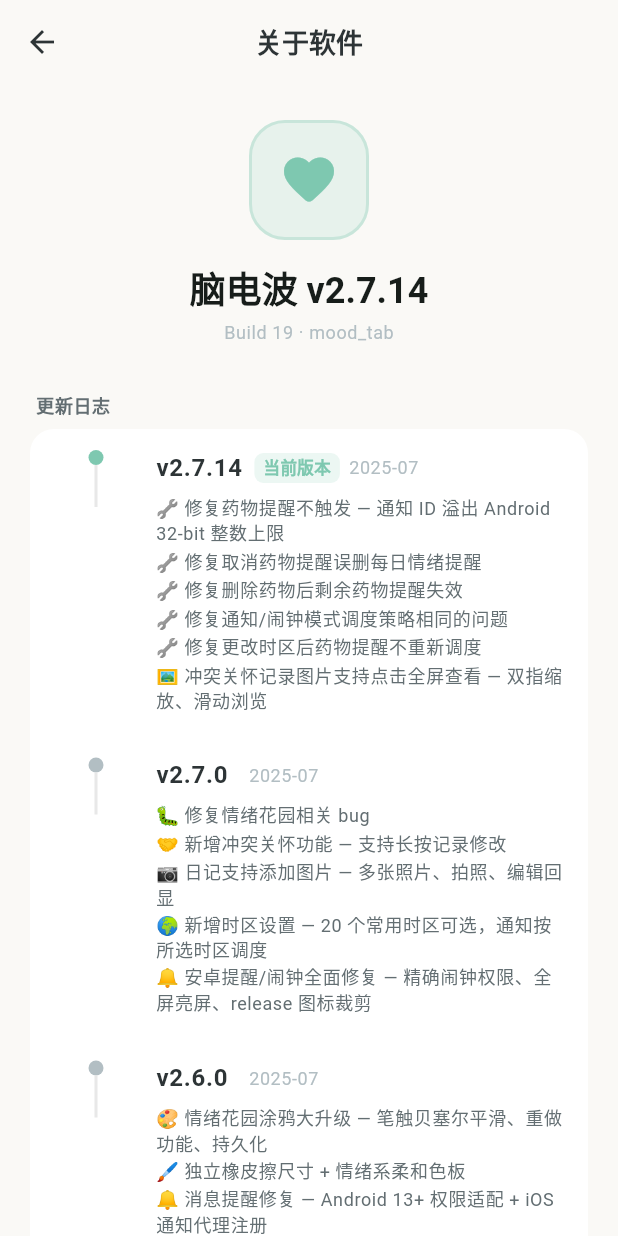
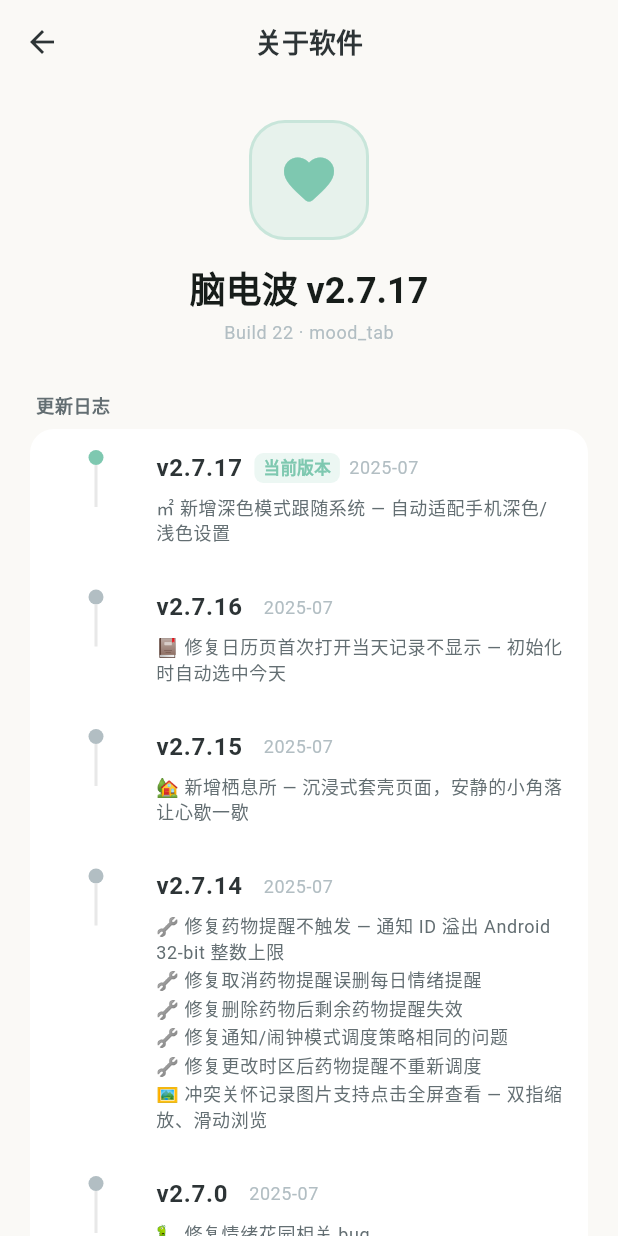
Before and after one commit to AnonUsAl/mood-tab, a Flutter app: the SoftwareInfoPage screen opened directly, on a phone screen of 412 x 824 dp. Run offline on Flutter 3.47's test engine with Material 3 defaults, Android fonts, the phone set to English and light mode, and no system bars; our stand-ins replace fl_chart, flutter_local_notifications, google_fonts, image_picker, package_info_plus, pdf and 6 more; accounts and stored records are empty.

Commit message:
v2.7.17: 新增栖息所 + 日历首显修复 + 深色跟随系统 + 图标更新 + 文案润色

```diff
--- a/lib/main.dart
+++ b/lib/main.dart
@@ -31,7 +31,11 @@ class MoodTabApp extends StatelessWidget {
             debugShowCheckedModeBanner: false,
             theme: AppTheme.lightTheme,
             darkTheme: AppTheme.darkTheme,
-            themeMode: provider.isDarkMode ? ThemeMode.dark : ThemeMode.light,
+            themeMode: provider.themeMode == 'dark'
+                ? ThemeMode.dark
+                : provider.themeMode == 'system'
+                    ? ThemeMode.system
+                    : ThemeMode.light,
             home: const _AppEntrance(),
           );
         },
--- a/lib/pages/calendar_page.dart
+++ b/lib/pages/calendar_page.dart
@@ -27,6 +27,9 @@ class _CalendarPageState extends State<CalendarPage> {
   @override
   void initState() {
     super.initState();
+    // 自动选中今天，使首次打开日历时直接显示当天记录
+    final now = DateTime.now();
+    _selectedDate = DateTime(now.year, now.month, now.day);
     WidgetsBinding.instance.addPostFrameCallback((_) {
       _providerRef = context.read<MoodProvider>();
       _providerRef!.addListener(_onProviderChanged);
--- a/lib/pages/crisis_support_page.dart
+++ b/lib/pages/crisis_support_page.dart
@@ -28,7 +28,7 @@ Future<void> showCrisisSupportDialog(BuildContext context) {
         ),
         content: const Text(
           '你记录的情绪比较强烈，如果你正在经历很大的痛苦，'
-          '或者有伤害自己的念头，请一定知道——你不是一个人，'
+          '或者有伤害自己的念头，请一定知道——你并不孤单，'
           '有人愿意倾听和帮助你。\n\n'
           '可以拨打心理援助热线，专业的接线员会陪伴你。',
           style: TextStyle(fontSize: 15, height: 1.6),
@@ -195,7 +195,7 @@ class CrisisSupportPage extends StatelessWidget {
           ),
           const SizedBox(height: 12),
           Text(
-            '你不是一个人',
+            '你并不孤单',
             style: Theme.of(context).textTheme.headlineSmall?.copyWith(
                   color: Colors.white,
                   fontWeight: FontWeight.bold,
--- a/lib/pages/mood_garden_page.dart
+++ b/lib/pages/mood_garden_page.dart
@@ -272,7 +272,7 @@ class _MoodGardenPageState extends State<MoodGardenPage> {
                     ],
                   ),
                 ),
-                _buildGardenCanvas(provider.isDarkMode),
+                _buildGardenCanvas(Theme.of(context).brightness == Brightness.dark),
                 Expanded(
                   child: ListView(
                     padding: const EdgeInsets.fromLTRB(20, 16, 20, 20),
--- a/lib/pages/settings_page.dart
+++ b/lib/pages/settings_page.dart
@@ -20,6 +20,7 @@ import '../theme/app_theme.dart';
 import 'about_page.dart';
 import 'software_info_page.dart';
 import 'assessment_web_page.dart';
+import 'qisoul_web_page.dart';
 import 'crisis_support_page.dart';
 import 'urge_log_page.dart';
 import 'medication_reminder_page.dart';
@@ -735,6 +736,12 @@ class _SettingsPageState extends State<SettingsPage> {
                 value: 'dark',
                 activeColor: AppTheme.primaryColor,
                 contentPadding: EdgeInsets.symmetric(horizontal: 16),
+              ),
+              RadioListTile<String>(
+                title: Text('跟随系统'),
+                value: 'system',
+                activeColor: AppTheme.primaryColor,
+                contentPadding: EdgeInsets.symmetric(horizontal: 16),
                 shape: RoundedRectangleBorder(
                   borderRadius:
                       BorderRadius.vertical(bottom: Radius.circular(16)),
@@ -752,7 +759,11 @@ class _SettingsPageState extends State<SettingsPage> {
     setState(() {
       _themeMode = mode;
     });
-    _showSnackBar(mode == 'dark' ? '已切换至深色模式' : '已切换至浅色模式');
+    _showSnackBar(mode == 'dark'
+        ? '已切换至深色模式'
+        : mode == 'system'
+            ? '已切换至跟随系统'
+            : '已切换至浅色模式');
   }
 
   // ==================== 个性化 ====================
@@ -839,7 +850,7 @@ class _SettingsPageState extends State<SettingsPage> {
           icon: Icons.favorite_border,
           iconColor: const Color(0xFFE8B4B8),
           title: '危机支持',
-          subtitle: '心理援助热线 · 你不是一个人',
+          subtitle: '心理援助热线 · 你并不孤单',
           isFirst: true,
           isLast: false,
           onTap: () {
@@ -871,6 +882,18 @@ class _SettingsPageState extends State<SettingsPage> {
           onTap: () {
             Navigator.of(context).push(
                 MaterialPageRoute(builder: (_) => const AssessmentWebPage()));
+          },
+        ),
+        _buildActionTile(
+          icon: Icons.cottage_outlined,
+          iconColor: const Color(0xFF66BB6A),
+          title: '栖息所',
+          subtitle: '安静的角落 · 让心歇一歇',
+          isFirst: false,
+          isLast: false,
+          onTap: () {
+            Navigator.of(context).push(
+                MaterialPageRoute(builder: (_) => const QisoulWebPage()));
           },
         ),
         _buildActionTile(
--- a/lib/pages/software_info_page.dart
+++ b/lib/pages/software_info_page.dart
@@ -146,6 +146,28 @@ class _SoftwareInfoPageState extends State<SoftwareInfoPage> {
   Widget _buildChangelogCard(bool isDark) {
     final versions = [
       _ChangelogEntry(
+        version: 'v2.7.17',
+        date: '2025-07',
+        changes: [
+          '㎡ 新增深色模式跟随系统 — 自动适配手机深色/浅色设置',
+        ],
+        isLatest: true,
+      ),
+      _ChangelogEntry(
+        version: 'v2.7.16',
+        date: '2025-07',
+        changes: [
+          '📕 修复日历页首次打开当天记录不显示 — 初始化时自动选中今天',
+        ],
+      ),
+      _ChangelogEntry(
+        version: 'v2.7.15',
+        date: '2025-07',
+        changes: [
+          '🏡 新增栖息所 — 沉浸式套壳页面，安静的小角落让心歇一歇',
+        ],
+      ),
+      _ChangelogEntry(
         version: 'v2.7.14',
         date: '2025-07',
         changes: [
@@ -156,7 +178,6 @@ class _SoftwareInfoPageState extends State<SoftwareInfoPage> {
           '🔧 修复更改时区后药物提醒不重新调度',
           '🖼️ 冲突关怀记录图片支持点击全屏查看 — 双指缩放、滑动浏览',
         ],
-        isLatest: true,
       ),
       _ChangelogEntry(
         version: 'v2.7.0',
--- a/lib/providers/mood_provider.dart
+++ b/lib/providers/mood_provider.dart
@@ -43,6 +43,8 @@ class MoodProvider extends ChangeNotifier {
   List<MoodRecord> get diaryRecords => _diaryRecords;
   bool get isLoading => _isLoading;
   String get themeMode => _themeMode;
+  /// 当 themeMode 为 'system' 时，isDarkMode 无法独立判断系统暗色状态，
+  /// 应改用 Theme.of(context).brightness == Brightness.dark。
   bool get isDarkMode => _themeMode == 'dark';
   String get userName => _userName;
   List<Medication> get medications => _medications;
--- a/pubspec.yaml
+++ b/pubspec.yaml
@@ -1,7 +1,7 @@
 name: mood_tab
 description: "mood-tab 是一款专注于治愈与陪伴的跨平台个人情绪记录软件。本地数据库存储，100% 不上传云端。"
 publish_to: 'none'
-version: 2.7.14+19
+version: 2.7.17+22
 
 environment:
   sdk: ^3.5.0
```
Also changed, not shown: lib/pages/qisoul_web_page.dart (added, +146 -0 lines), 30 other files.
